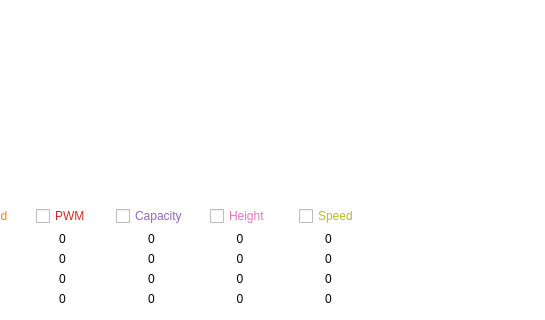
First picture: the form in qtui/telemetry_window.ui, repository Lussarn/vcontrol-log-analyzer, before the edit; both pictures show x 605 to 1150 and y 380 to 700 of the 1150 by 700 pixel window.
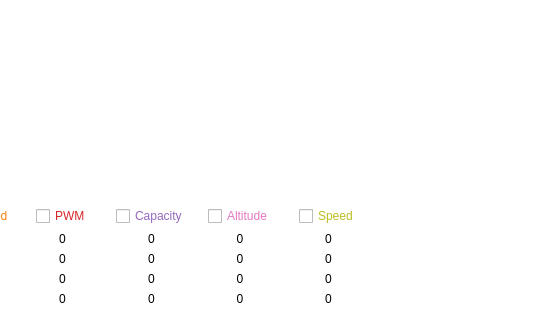
Second picture: the form after the edit.

Commit message: height to altitude

The edit to the form file:
```diff
--- a/qtui/telemetry_window.ui
+++ b/qtui/telemetry_window.ui
@@ -604,7 +604,7 @@
                      <string notr="true">QCheckBox {color: #e377c2;}</string>
                     </property>
                     <property name="text">
-                     <string>Height</string>
+                     <string>Altitude</string>
                     </property>
                    </widget>
                   </item>
```
